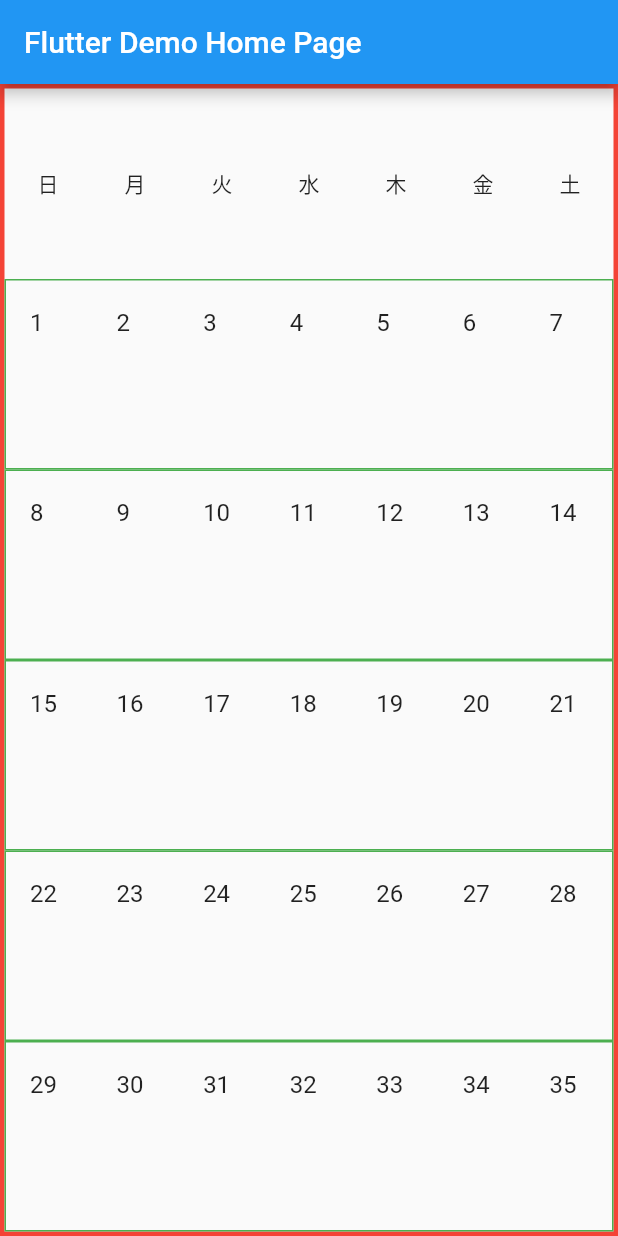
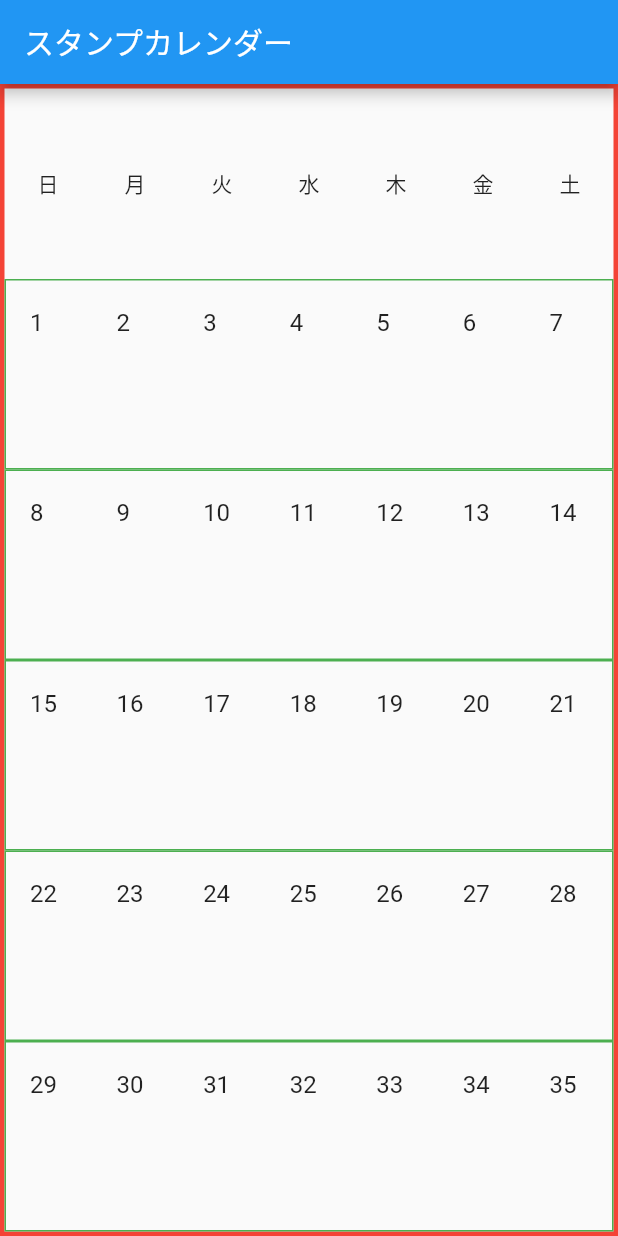
Before and after one commit to datsuns/stamp-calendar, a Flutter app: the screen it shows after launch, on a phone screen of 412 x 824 dp. Run offline on Flutter 3.47's test engine with Material 2 defaults, Android fonts, the phone set to English and light mode, and no system bars.

Commit message:
remove Center

```diff
--- a/lib/main.dart
+++ b/lib/main.dart
@@ -11,7 +11,7 @@ class MyApp extends StatelessWidget {
   @override
   Widget build(BuildContext context) {
     return MaterialApp(
-      title: 'Flutter Demo',
+      title: 'スタンプカレンダー',
       theme: ThemeData(
         // This is the theme of your application.
         //
@@ -24,7 +24,7 @@ class MyApp extends StatelessWidget {
         // is not restarted.
         primarySwatch: Colors.blue,
       ),
-      home: MyHomePage(title: 'Flutter Demo Home Page'),
+      home: MyHomePage(title: 'スタンプカレンダー'),
     );
   }
 }
@@ -147,9 +147,7 @@ class _MyHomePageState extends State<MyHomePage> {
       appBar: AppBar(
         title: Text(widget.title),
       ),
-      body: Center(
-        child: generateMainView(context),
-      ),
+      body: generateMainView(context),
     );
   }
 }
```
